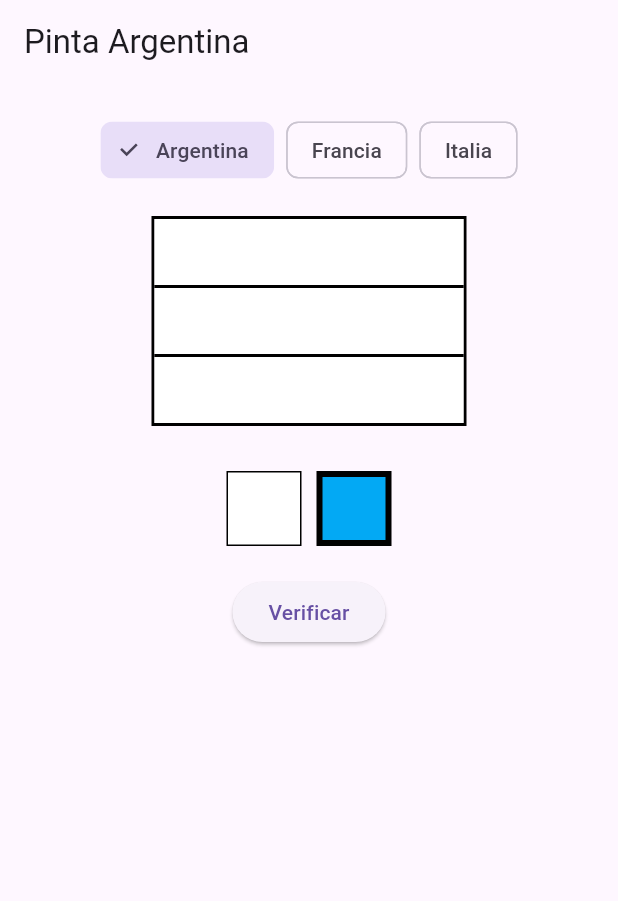
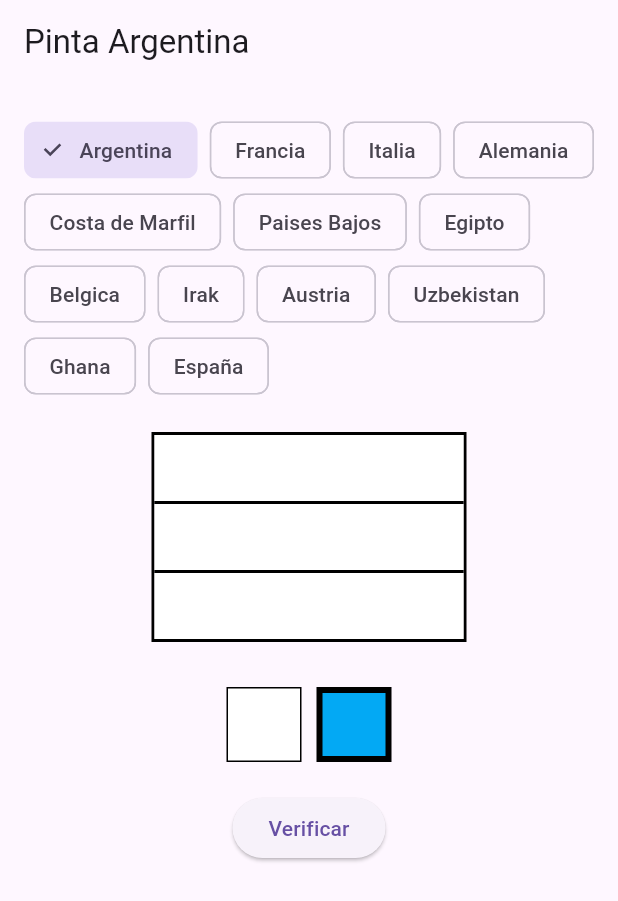
Before and after one commit to pmercado12/banderas-flutter, a Flutter app: the screen it shows after launch, on a phone screen of 412 x 824 dp. Shown: the top 901 px of the screen. Run offline on Flutter 3.47's test engine with Material 3 defaults, Android fonts, the phone set to English and light mode, and no system bars; our stand-ins replace flutter_colorpicker.

Commit message:
mas banderas

```diff
--- a/lib/banderas/banderaargentina.dart
+++ b/lib/banderas/banderaargentina.dart
@@ -23,17 +23,65 @@ class _BanderaArgentinaPageState extends State<BanderaArgentinaPage> {
       franjas: [Colors.lightBlue, Colors.white, Colors.lightBlue],
       tipo: TipoBandera.horizontal,
     ),
-
     Pais(
       nombre: 'Francia',
       franjas: [Colors.blue, Colors.white, Colors.red],
       tipo: TipoBandera.vertical,
     ),
-
     Pais(
       nombre: 'Italia',
       franjas: [Colors.green, Colors.white, Colors.red],
       tipo: TipoBandera.vertical,
+    ),
+    Pais(
+      nombre: 'Alemania',
+      franjas: [Colors.black, Colors.red, Colors.yellow],
+      tipo: TipoBandera.horizontal,
+    ),
+    Pais(
+      nombre: 'Costa de Marfil',
+      franjas: [Color(0xFFF77F00), Colors.white, Color(0xFF009E60)],
+      tipo: TipoBandera.vertical,
+    ),
+    Pais(
+      nombre: 'Paises Bajos',
+      franjas: [Colors.red, Colors.white, Color(0xFF21468B)],
+      tipo: TipoBandera.horizontal,
+    ),
+    Pais(
+      nombre: 'Egipto',
+      franjas: [Colors.red, Colors.white, Colors.black],
+      tipo: TipoBandera.horizontal,
+    ),
+    Pais(
+      nombre: 'Belgica',
+      franjas: [Colors.black, Colors.red, Colors.yellow],
+      tipo: TipoBandera.vertical,
+    ),
+    Pais(
+      nombre: 'Irak',
+      franjas: [Colors.red, Colors.white, Colors.black],
+      tipo: TipoBandera.horizontal,
+    ),
+    Pais(
+      nombre: 'Austria',
+      franjas: [Colors.red, Colors.white, Colors.red],
+      tipo: TipoBandera.horizontal,
+    ),
+    Pais(
+      nombre: 'Uzbekistan',
+      franjas: [Color(0xFF0099B5), Colors.white, Color(0xFF1EB53A)],
+      tipo: TipoBandera.horizontal,
+    ),
+    Pais(
+      nombre: 'Ghana',
+      franjas: [Colors.red, Colors.yellow, Colors.green],
+      tipo: TipoBandera.horizontal,
+    ),
+    Pais(
+      nombre: 'España',
+      franjas: [Colors.red, Colors.yellow, Colors.red],
+      tipo: TipoBandera.horizontal,
     ),
   ];
 
```
